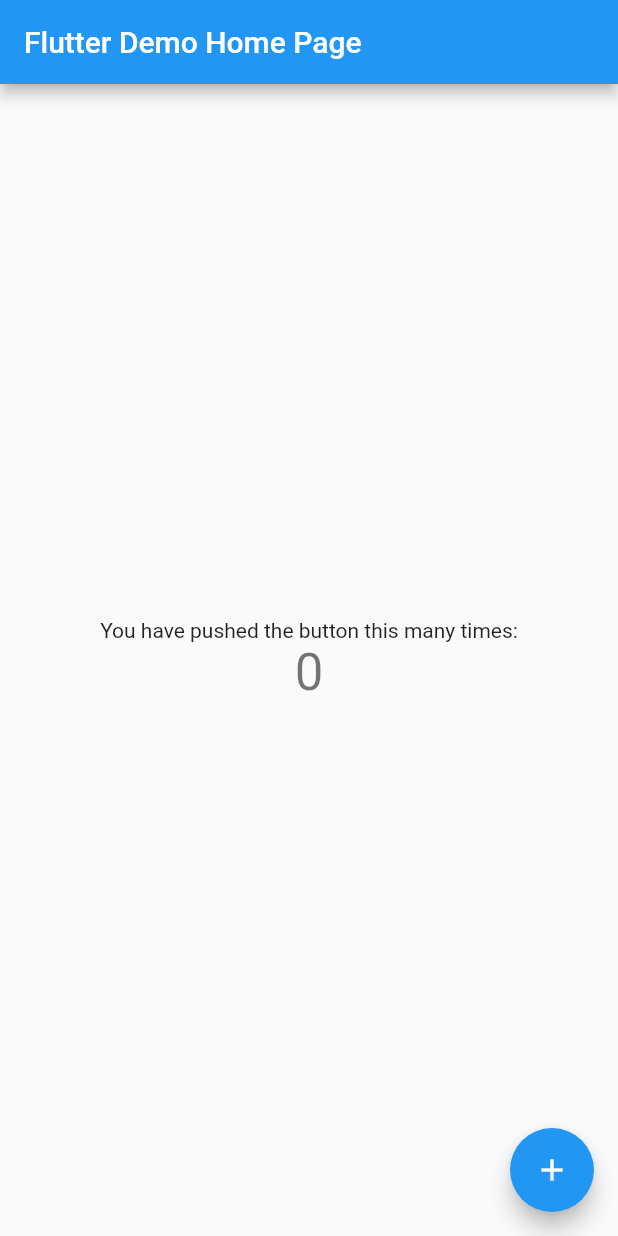
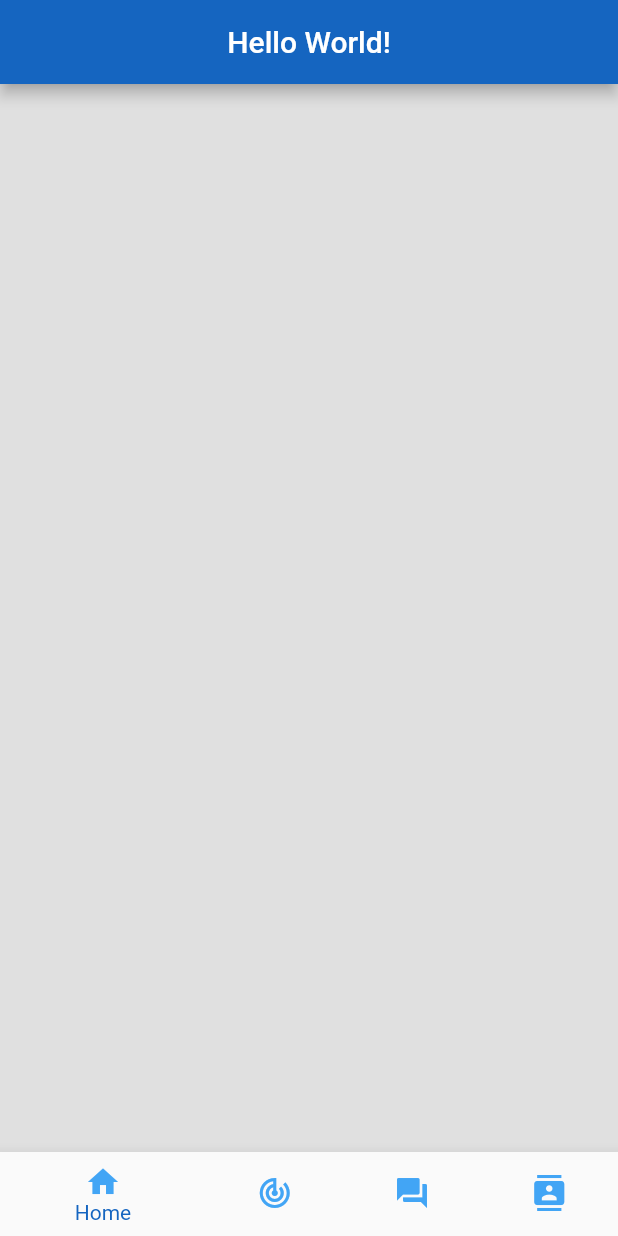
Before and after one commit to Vervit-cz/Vervit_Application, a Flutter app: the screen it shows after launch, on a phone screen of 412 x 824 dp. Run offline on Flutter 3.47's test engine with Material 2 defaults, Android fonts, the phone set to English and light mode, and no system bars.

Commit message:
modify home screen

```diff
--- a/vervit_app/lib/main.dart
+++ b/vervit_app/lib/main.dart
@@ -1,113 +1,73 @@
 import 'package:flutter/material.dart';
 
 void main() {
-  runApp(MyApp());
+  runApp(MaterialApp(
+    home: Home(),
+  ));
 }
 
-class MyApp extends StatelessWidget {
-  // This widget is the root of your application.
+class Home extends StatefulWidget {
   @override
-  Widget build(BuildContext context) {
-    return MaterialApp(
-      title: 'Flutter Demo',
-      theme: ThemeData(
-        // This is the theme of your application.
-        //
-        // Try running your application with "flutter run". You'll see the
-        // application has a blue toolbar. Then, without quitting the app, try
-        // changing the primarySwatch below to Colors.green and then invoke
-        // "hot reload" (press "r" in the console where you ran "flutter run",
-        // or simply save your changes to "hot reload" in a Flutter IDE).
-        // Notice that the counter didn't reset back to zero; the application
-        // is not restarted.
-        primarySwatch: Colors.blue,
-      ),
-      home: MyHomePage(title: 'Flutter Demo Home Page'),
-    );
-  }
+  _HomeState createState() => _HomeState();
 }
 
-class MyHomePage extends StatefulWidget {
-  MyHomePage({Key key, this.title}) : super(key: key);
+class _HomeState extends State<Home> {
 
-  // This widget is the home page of your application. It is stateful, meaning
-  // that it has a State object (defined below) that contains fields that affect
-  // how it looks.
+  Color _backgroundColor = Colors.blue[400];
 
-  // This class is the configuration for the state. It holds the values (in this
-  // case the title) provided by the parent (in this case the App widget) and
-  // used by the build method of the State. Fields in a Widget subclass are
-  // always marked "final".
+  int _selectedIndex = 0;
 
-  final String title;
-
-  @override
-  _MyHomePageState createState() => _MyHomePageState();
-}
-
-class _MyHomePageState extends State<MyHomePage> {
-  int _counter = 0;
-
-  void _incrementCounter() {
+  void _onItemTapped(int index) {
     setState(() {
-      // This call to setState tells the Flutter framework that something has
-      // changed in this State, which causes it to rerun the build method below
-      // so that the display can reflect the updated values. If we changed
-      // _counter without calling setState(), then the build method would not be
-      // called again, and so nothing would appear to happen.
-      _counter++;
+      _selectedIndex = index;
     });
   }
 
   @override
   Widget build(BuildContext context) {
-    // This method is rerun every time setState is called, for instance as done
-    // by the _incrementCounter method above.
-    //
-    // The Flutter framework has been optimized to make rerunning build methods
-    // fast, so that you can just rebuild anything that needs updating rather
-    // than having to individually change instances of widgets.
     return Scaffold(
+      backgroundColor: Colors.grey[300],
       appBar: AppBar(
-        // Here we take the value from the MyHomePage object that was created by
-        // the App.build method, and use it to set our appbar title.
-        title: Text(widget.title),
+        backgroundColor: Colors.blue[800],
+        title: Text('Hello World!'),
+        centerTitle: true,
       ),
-      body: Center(
-        // Center is a layout widget. It takes a single child and positions it
-        // in the middle of the parent.
-        child: Column(
-          // Column is also a layout widget. It takes a list of children and
-          // arranges them vertically. By default, it sizes itself to fit its
-          // children horizontally, and tries to be as tall as its parent.
-          //
-          // Invoke "debug painting" (press "p" in the console, choose the
-          // "Toggle Debug Paint" action from the Flutter Inspector in Android
-          // Studio, or the "Toggle Debug Paint" command in Visual Studio Code)
-          // to see the wireframe for each widget.
-          //
-          // Column has various properties to control how it sizes itself and
-          // how it positions its children. Here we use mainAxisAlignment to
-          // center the children vertically; the main axis here is the vertical
-          // axis because Columns are vertical (the cross axis would be
-          // horizontal).
-          mainAxisAlignment: MainAxisAlignment.center,
-          children: <Widget>[
-            Text(
-              'You have pushed the button this many times:',
+      body: Container(),
+      bottomNavigationBar: BottomNavigationBar(
+        items: <BottomNavigationBarItem>[
+          BottomNavigationBarItem(
+            icon: Icon(
+              Icons.home,
+              color: _backgroundColor,
             ),
-            Text(
-              '$_counter',
-              style: Theme.of(context).textTheme.headline4,
+            label: 'Home',
+          ),
+          BottomNavigationBarItem(
+            icon: Icon(
+              Icons.track_changes,
+              color: _backgroundColor,
             ),
-          ],
-        ),
+            label: 'Tracks',
+          ),
+          BottomNavigationBarItem(
+            icon: Icon(
+              Icons.question_answer,
+              color: _backgroundColor,
+            ),
+            label: 'FAQs',
+          ),
+          BottomNavigationBarItem(
+            icon: Icon(
+              Icons.contacts,
+              color: _backgroundColor,
+            ),
+            label: 'Contacts',
+          ),
+        ],
+        currentIndex: _selectedIndex,
+        selectedItemColor: Colors.blue[800],
+        onTap: _onItemTapped,
       ),
-      floatingActionButton: FloatingActionButton(
-        onPressed: _incrementCounter,
-        tooltip: 'Increment',
-        child: Icon(Icons.add),
-      ), // This trailing comma makes auto-formatting nicer for build methods.
     );
   }
 }
```
Also changed, not shown: 164 other files.
